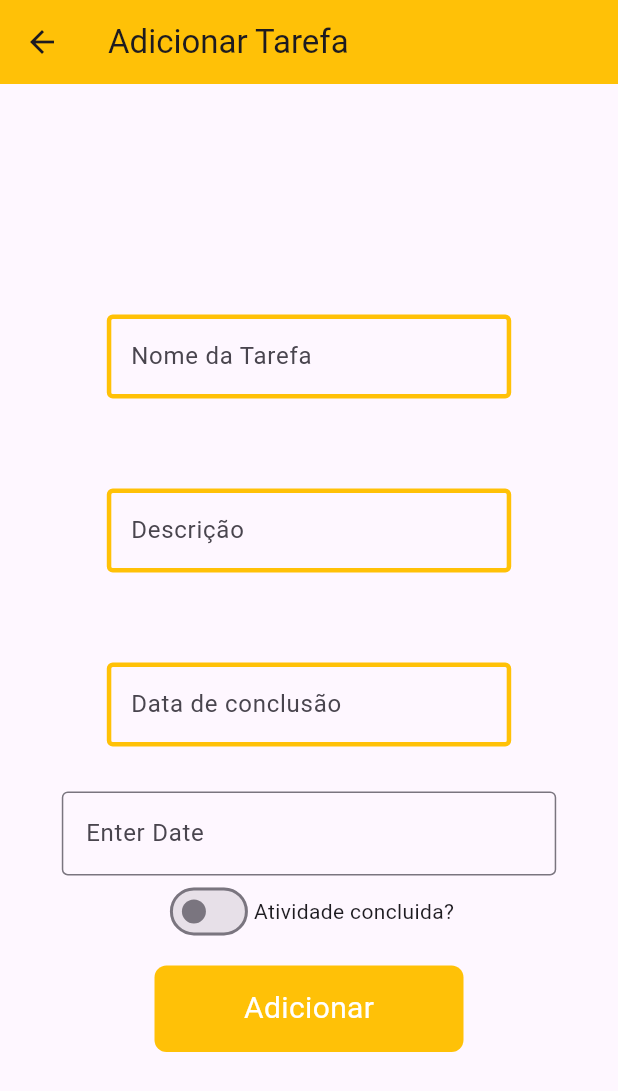
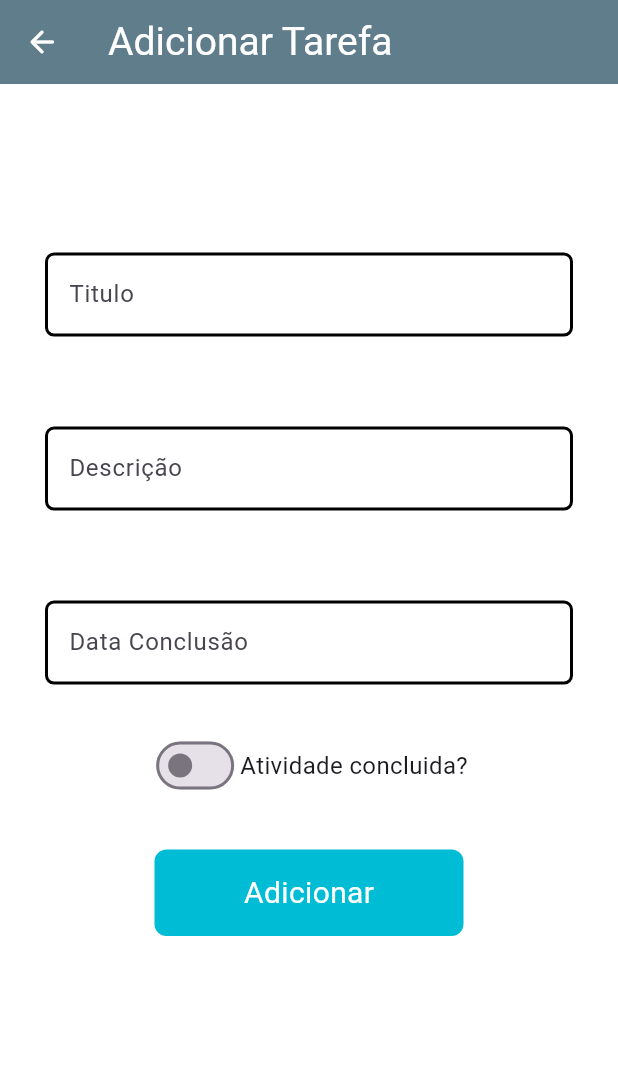
Before and after one commit to fnando721/list_tasks, a Flutter app: the AddTask screen opened directly, on a phone screen of 412 x 824 dp. Shown: the top 1091 px of the screen. Run offline on Flutter 3.47's test engine with Material 3 defaults, Android fonts, the phone set to English and light mode, and no system bars; our stand-ins replace cloud_firestore, firebase_core, flutter_svg; accounts and stored records are empty; network calls fail.

Commit message:
Alteração no design

```diff
--- /dev/null
+++ b/lib/components/textFieldsAddTaskDecoration.dart
@@ -0,0 +1,18 @@
+import 'package:flutter/material.dart';
+
+InputDecoration textFieldsAddTaskDecoration(String title){
+  return InputDecoration(
+    fillColor: Colors.white,
+    filled: true,
+    hintText: title,
+    border: OutlineInputBorder(
+    borderRadius: BorderRadius.circular(6),
+      borderSide: BorderSide(color: Colors.black, width: 2),
+    ),
+    enabledBorder: OutlineInputBorder(
+      borderRadius: BorderRadius.circular(6),
+      borderSide: BorderSide(color: Colors.black, width: 2),
+    ),
+
+  );
+}
--- a/lib/models/repository/task_repository.dart
+++ b/lib/models/repository/task_repository.dart
@@ -1,27 +1,26 @@
-import 'dart:convert';
-import 'dart:html';
-
 import 'package:cloud_firestore/cloud_firestore.dart';
 import 'package:tarefas/dao/firestore.dart';
 import 'package:tarefas/models/tasks.dart';
 
-void addTask(Task task) async {
-  FirebaseFirestore db = DBFirestore.get();
+void addTask(Task task) {
+  CollectionReference db = FirebaseFirestore.instance.collection('Tarefa');
+  String id;
 
-  var docRef = await db.collection('tarefa').add({
+  db.add({
     'nome': task.nome,
     'descricao': task.descricao,
     'dtconclusao': task.dtConclusao,
     'estaFeito': task.estaFeito
+  }).then((DocumentReference doc){
+    id  = doc.id;
+    print(id);
   });
 
-  var tarefa = await db.collection('tarefa').get();
-  print(tarefa.toString());
 }
 
 void editTask(Task task) async {
   FirebaseFirestore db = DBFirestore.get();
-  await db.collection('tarefa').doc('tarefa').update({
+  await db.collection('Tarefa').doc('Tarefa').update({
     'nome': task.nome,
     'descricao': task.descricao,
     'dtconclusao': task.dtConclusao,
--- a/lib/screen/add_task.dart
+++ b/lib/screen/add_task.dart
@@ -1,19 +1,16 @@
 import 'package:flutter/material.dart';
+import 'package:tarefas/components/textFieldsAddTaskDecoration.dart';
 import 'package:tarefas/models/repository/task_repository.dart';
 import 'package:tarefas/models/tasks.dart';
 
-
 class AddTask extends StatefulWidget {
   const AddTask({super.key});
-
-
 
   @override
   State<AddTask> createState() => _AddTaskState();
 }
 
 class _AddTaskState extends State<AddTask> {
-
   final _formKey = GlobalKey<FormState>();
   DateTime? selectedDate;
   bool estaFeito = false;
@@ -22,10 +19,8 @@ class _AddTaskState extends State<AddTask> {
   final TextEditingController descricaoController = TextEditingController();
   final TextEditingController dataController = TextEditingController();
 
-
   @override
   Widget build(BuildContext context) {
-
     Size size = MediaQuery.of(context).size;
     final firstDate = DateTime(DateTime.now().year - 120);
     final lastDate = DateTime.now();
@@ -36,93 +31,99 @@ class _AddTaskState extends State<AddTask> {
       },
       child: Scaffold(
         appBar: AppBar(
-          title: const Text('Adicionar Tarefa'),
-          backgroundColor: Colors.amber,
+          title: const Text(
+                      'Adicionar Tarefa',
+                      style: TextStyle(fontSize: 26, color: Colors.white),
+                    ),
+          leading: IconButton(
+              onPressed: () {
+                Navigator.pop(context);
+              },
+              icon: const Icon(
+                Icons.arrow_back_rounded,
+                color: Colors.white
+              )),
+          backgroundColor: Colors.blueGrey,
         ),
         body: Form(
           key: _formKey,
           child: SingleChildScrollView(
-            child: Center(
+            child: Container(
+              width: size.width,
+              height: size.height,
+              color: Colors.white,
+              child: Column(
+                children: <Widget>[
+
+                  Center(
                     child: SizedBox(
-                width: size.width * 0.8,
                       child: Column(
                         mainAxisAlignment: MainAxisAlignment.center,
                         children: [
                           SizedBox(
-                      height: size.height * 0.15,
+                            height: size.height * 0.1,
                           ),
                           Padding(
                             padding: const EdgeInsets.all(30),
                             child: TextFormField(
                               controller: nomeController,
-                        validator: (value){
-                          if(value == null || value.isEmpty){
+                              validator: (value) {
+                                if (value == null || value.isEmpty) {
                                   return 'Digite o nome da tarefa';
                                 }
                                 return null;
                               },
-                        decoration: const InputDecoration(
-                          enabledBorder: OutlineInputBorder(
-                            borderSide:
-                                BorderSide(width: 3, color: Colors.amber),
-                          ),
-                          hintText: 'Nome da Tarefa',
-                        ),
+                              decoration: textFieldsAddTaskDecoration('Titulo'),
                               keyboardType: TextInputType.text,
                             ),
                           ),
+
+
                           Padding(
                             padding: const EdgeInsets.all(30),
                             child: TextFormField(
                               controller: descricaoController,
-                        validator: (value){
-                          if(value == null || value.isEmpty){
+                              validator: (value) {
+                                if (value == null || value.isEmpty) {
                                   return 'Digite a descrição da tarefa';
                                 }
                                 return null;
                               },
-                        decoration: const InputDecoration(
-                          enabledBorder: OutlineInputBorder(
-                            borderSide:
-                                BorderSide(width: 3, color: Colors.amber),
-                          ),
-                          hintText: 'Descrição',
+                              decoration: textFieldsAddTaskDecoration('Descrição'),
                             ),
                           ),
-                    ),
+
+
                           Padding(
                             padding: const EdgeInsets.all(30),
                             child: TextFormField(
                               controller: dataController,
-                        decoration: const InputDecoration(
-                          enabledBorder: OutlineInputBorder(
-                            borderSide:
-                                BorderSide(width: 3, color: Colors.amber),
-                          ),
-                          hintText: 'Data de conclusão',
-                        ),
+                              decoration: textFieldsAddTaskDecoration('Data Conclusão'),
                             ),
                           ),
 
-                    InputDatePickerFormField(
-                      firstDate: firstDate,
-                      lastDate: lastDate,
-                      errorFormatText: 'Erro no formato do texto',
-                      errorInvalidText: 'Erro texto invalido',
 
-                      onDateSubmitted: (date) {
-                        print(date);
-                        setState(() {
-                          selectedDate = date;
-                        });
-                      },
-                      onDateSaved: (date) {
-                        print(date);
-                        setState(() {
-                          selectedDate = date;
-                        });
-                      },
-                    ),
+
+                          // InputDatePickerFormField(
+                          //   firstDate: firstDate,
+                          //   lastDate: lastDate,
+                          //   errorFormatText: 'Erro no formato do texto',
+                          //   errorInvalidText: 'Erro texto invalido',
+                          //   onDateSubmitted: (date) {
+                          //     print(date);
+                          //     setState(() {
+                          //       selectedDate = date;
+                          //     });
+                          //   },
+                          //   onDateSaved: (date) {
+                          //     print(date);
+                          //     setState(() {
+                          //       selectedDate = date;
+                          //     });
+                          //   },
+                          // ),
+
+
 
                           Center(
                             child: SizedBox(
@@ -139,34 +140,43 @@ class _AddTaskState extends State<AddTask> {
                                   ),
                                   const Text(
                                     'Atividade concluida?',
-                              style: TextStyle(fontSize: 14),
+                                    style: TextStyle(fontSize: 16),
                                   )
                                 ],
                               ),
                             ),
                           ),
                           Padding(
-                      padding: const EdgeInsets.all(12),
+                            padding: const EdgeInsets.only(top: 32),
                             child: GestureDetector(
                               onTap: () {
-                          if(_formKey.currentState!.validate()){
-                            addTask(Task( nomeController.text, null ,descricaoController.text, DateTime.now(), estaFeito));
+                                if (_formKey.currentState!.validate()) {
+                                  addTask(Task(
+                                      nomeController.text,
+                                      null,
+                                      descricaoController.text,
+                                      DateTime.now(),
+                                      estaFeito));
                                   Navigator.pop(context);
                                 }
-
                               },
                               child: Container(
                                 width: size.width * 0.5,
                                 height: size.height * 0.07,
                                 decoration: BoxDecoration(
-                            color: Colors.amber,
+                                  color: Colors.cyan,
                                   borderRadius: BorderRadius.circular(8),
                                 ),
                                 child: const Center(
                                     child: Text(
                                   'Adicionar',
-                            style: TextStyle(fontSize: 20, color: Colors.white),
+                                  style: TextStyle(
+                                      fontSize: 20, color: Colors.white),
                                 )),
+                              ),
+                            ),
+                          ),
+                        ],
                       ),
                     ),
                   ),
@@ -176,7 +186,6 @@ class _AddTaskState extends State<AddTask> {
           ),
         ),
       ),
-      ),
     );
   }
 }
```
Also changed, not shown: lib/components/textFieldsDetailsDecoration.dart (added, +16 -0 lines), lib/dao/db.dart (deleted, +0 -13 lines), lib/main.dart (+44 -5 lines), lib/screen/detail_task.dart (+33 -23 lines), lib/screen/login.dart (added, +109 -0 lines), lib/screen/task_list.dart (+83 -122 lines), pubspec.yaml (+3 -15 lines), lib/firebase_options.dart, pubspec.lock, 4 other files. Lines whose indentation alone changed are shown as unchanged.
